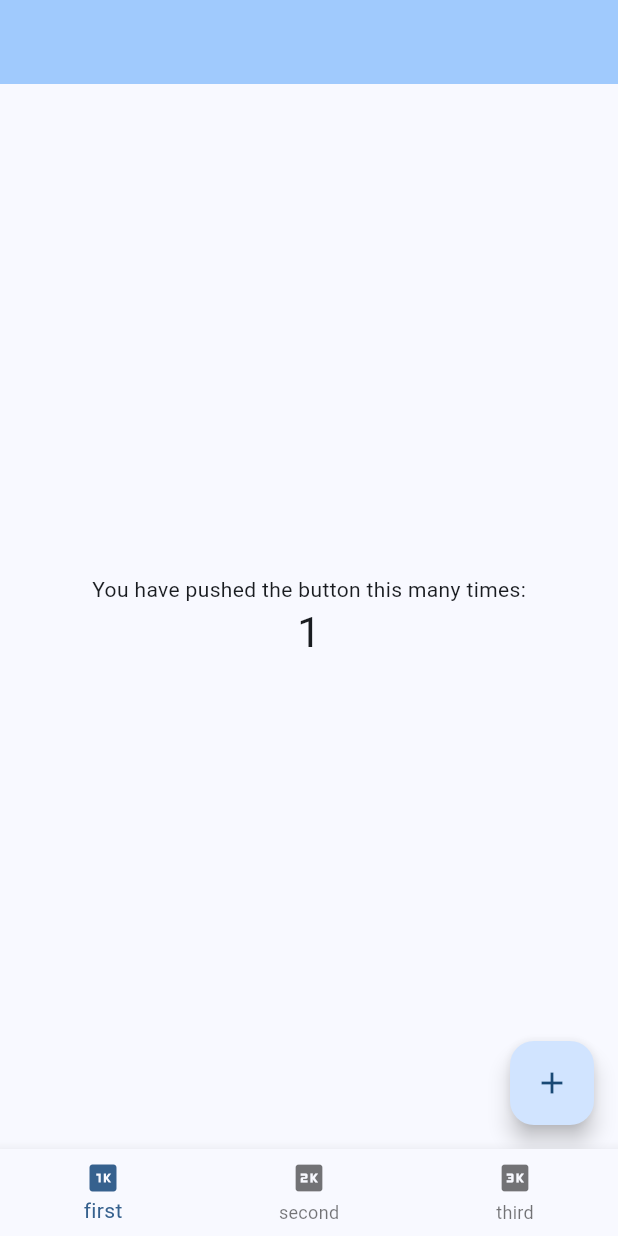
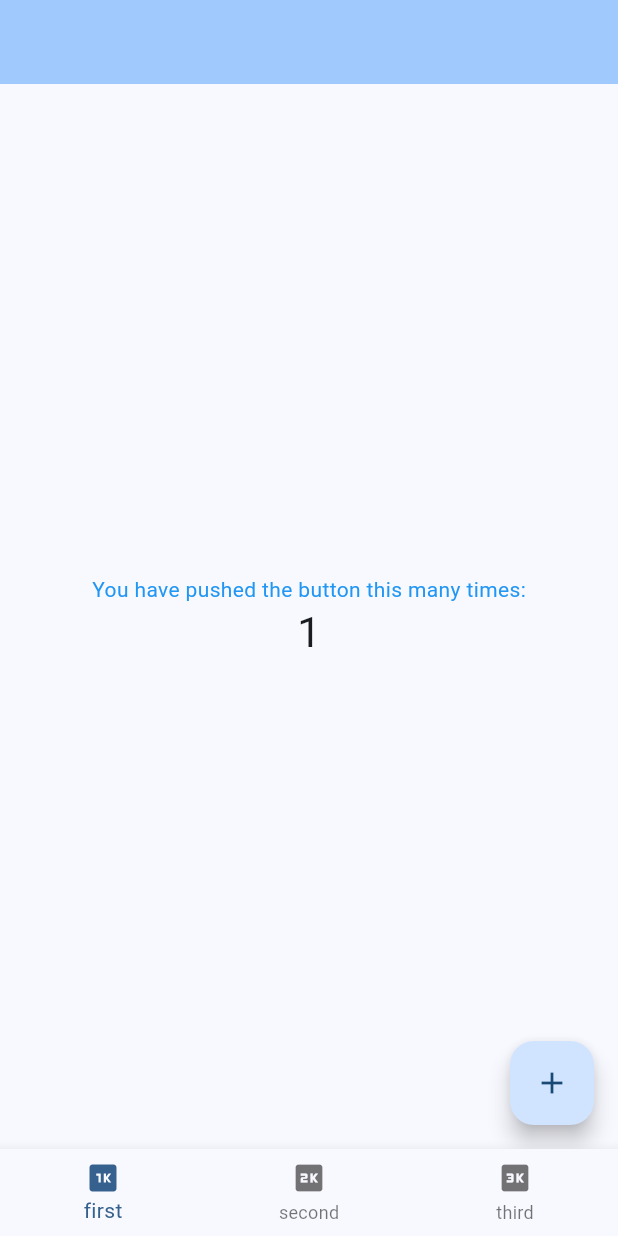
Before and after one commit to fahmialis/flutter_base, a Flutter app: the screen it shows after launch, after a tap on the "add" icon, on a phone screen of 412 x 824 dp. Run offline on Flutter 3.47's test engine with Material 3 defaults, Android fonts, the phone set to English and light mode, and no system bars; our stand-ins replace go_router.

Commit message:
add error

```diff
--- a/lib/screens/counter/counter_screen.dart
+++ b/lib/screens/counter/counter_screen.dart
@@ -10,10 +10,12 @@ class CounterScreen extends StatefulWidget {
 
 class _CounterScreenState extends State<CounterScreen> {
   int _counter = 0;
+  List<String> temp = [];
 
   void _incrementCounter() {
     setState(() {
       _counter++;
+      temp.add('value $_counter');
     });
   }
 
@@ -26,6 +28,7 @@ class _CounterScreenState extends State<CounterScreen> {
           children: <Widget>[
             const Text(
               'You have pushed the button this many times:',
+              style: TextStyle(color: Colors.blue),
             ),
             Text(
               '$_counter',
```
Also changed, not shown: lib/screens/second/second_screen.dart (+5 -2 lines).
